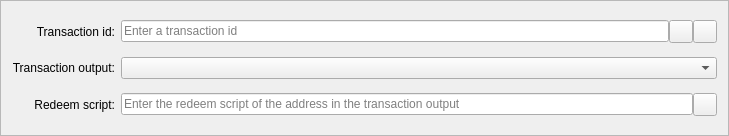
First picture: the form in src/qt/forms/multisiginputentry.ui, repository Animecointeam/Animecoin, before the edit.
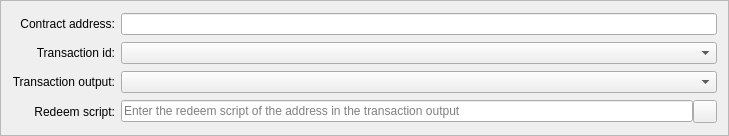
Second picture: the form after the edit. Icons and pictures are not drawn. Custom widgets are drawn as their Qt base class.

```diff
--- a/src/qt/forms/multisiginputentry.ui
+++ b/src/qt/forms/multisiginputentry.ui
@@ -20,91 +20,7 @@
    <enum>QFrame::Sunken</enum>
   </property>
   <layout class="QGridLayout" name="gridLayout">
-   <item row="0" column="1">
-    <layout class="QHBoxLayout" name="transactionIdLayout">
-     <property name="spacing">
-      <number>0</number>
-     </property>
-     <item>
-      <widget class="QValidatedLineEdit" name="transactionId">
-       <property name="toolTip">
-        <string/>
-       </property>
-       <property name="placeholderText">
-        <string>Enter a transaction id</string>
-       </property>
-      </widget>
-     </item>
-     <item>
-      <widget class="QToolButton" name="pasteTransactionIdButton">
-       <property name="toolTip">
-        <string/>
-       </property>
-       <property name="text">
-        <string/>
-       </property>
-       <property name="icon">
-        <iconset resource="../bitcoin.qrc">
-         <normaloff>:/icons/editpaste</normaloff>:/icons/editpaste</iconset>
-       </property>
-       <property name="shortcut">
-        <string>Alt+P</string>
-       </property>
-      </widget>
-     </item>
-     <item>
-      <widget class="QToolButton" name="deleteButton">
-       <property name="toolTip">
-        <string/>
-       </property>
-       <property name="text">
-        <string/>
-       </property>
-       <property name="icon">
-        <iconset resource="../bitcoin.qrc">
-         <normaloff>:/icons/remove</normaloff>:/icons/remove</iconset>
-       </property>
-      </widget>
-     </item>
-    </layout>
-   </item>
-   <item row="0" column="0">
-    <widget class="QLabel" name="transactionIdLabel">
-     <property name="text">
-      <string>Transaction id:</string>
-     </property>
-     <property name="alignment">
-      <set>Qt::AlignRight|Qt::AlignTrailing|Qt::AlignVCenter</set>
-     </property>
-     <property name="buddy">
-      <cstring>transactionId</cstring>
-     </property>
-    </widget>
-   </item>
-   <item row="2" column="0">
-    <widget class="QLabel" name="transactionOutputLabel">
-     <property name="text">
-      <string>Transaction output:</string>
-     </property>
-     <property name="alignment">
-      <set>Qt::AlignRight|Qt::AlignTrailing|Qt::AlignVCenter</set>
-     </property>
-    </widget>
-   </item>
-   <item row="3" column="0">
-    <widget class="QLabel" name="redeemScriptLabel">
-     <property name="text">
-      <string>Redeem script:</string>
-     </property>
-     <property name="alignment">
-      <set>Qt::AlignRight|Qt::AlignTrailing|Qt::AlignVCenter</set>
-     </property>
-     <property name="buddy">
-      <cstring>redeemScript</cstring>
-     </property>
-    </widget>
-   </item>
-   <item row="3" column="1">
+   <item row="4" column="1">
     <layout class="QHBoxLayout" name="redeemScriptLayout">
      <property name="spacing">
       <number>0</number>
@@ -141,9 +57,69 @@
      </item>
     </layout>
    </item>
-   <item row="2" column="1">
+   <item row="4" column="0">
+    <widget class="QLabel" name="redeemScriptLabel">
+     <property name="text">
+      <string>Redeem script:</string>
+     </property>
+     <property name="alignment">
+      <set>Qt::AlignRight|Qt::AlignTrailing|Qt::AlignVCenter</set>
+     </property>
+     <property name="buddy">
+      <cstring>redeemScript</cstring>
+     </property>
+    </widget>
+   </item>
+   <item row="3" column="0">
+    <widget class="QLabel" name="transactionOutputLabel">
+     <property name="text">
+      <string>Transaction output:</string>
+     </property>
+     <property name="alignment">
+      <set>Qt::AlignRight|Qt::AlignTrailing|Qt::AlignVCenter</set>
+     </property>
+    </widget>
+   </item>
+   <item row="3" column="1">
     <widget class="QComboBox" name="transactionOutput"/>
    </item>
+   <item row="1" column="1">
+    <layout class="QHBoxLayout" name="transactionIdLayout">
+     <property name="spacing">
+      <number>0</number>
+     </property>
+     <item>
+      <widget class="QComboBox" name="transactionIdBox"/>
+     </item>
+    </layout>
+   </item>
+   <item row="1" column="0">
+    <widget class="QLabel" name="transactionIdLabel">
+     <property name="text">
+      <string>Transaction id:</string>
+     </property>
+     <property name="alignment">
+      <set>Qt::AlignRight|Qt::AlignTrailing|Qt::AlignVCenter</set>
+     </property>
+    </widget>
+   </item>
+   <item row="0" column="1">
+    <layout class="QHBoxLayout" name="addressSelectionLAyout">
+     <item>
+      <widget class="QValidatedLineEdit" name="contractAddress"/>
+     </item>
+    </layout>
+   </item>
+   <item row="0" column="0">
+    <widget class="QLabel" name="label">
+     <property name="text">
+      <string>Contract address:</string>
+     </property>
+     <property name="alignment">
+      <set>Qt::AlignRight|Qt::AlignTrailing|Qt::AlignVCenter</set>
+     </property>
+    </widget>
+   </item>
   </layout>
  </widget>
  <customwidgets>
```
